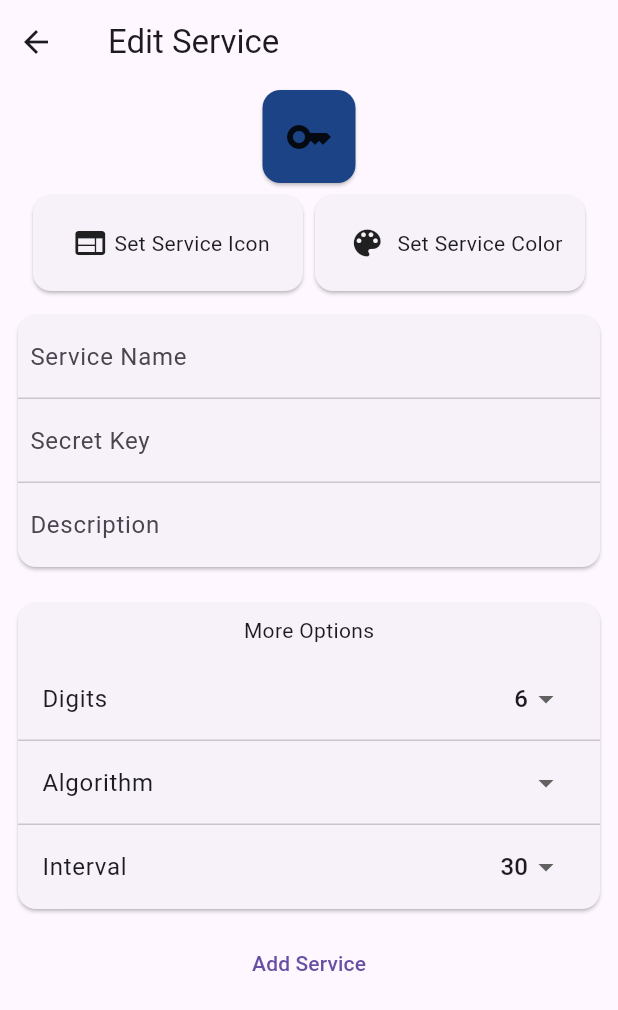
After one commit to ptgms/sekurity, a Flutter app: the EditService screen opened by its route, on a phone screen of 412 x 824 dp. The commit adds this screen. Shown: the top 1010 px of the screen. Run offline on Flutter 3.47's test engine with Material 2 defaults, Android fonts, the phone set to English and light mode, and no system bars; our stand-ins replace file_picker, fixnum, flutter_colorpicker, flutter_secure_storage, image_picker, qr_flutter and 2 more; missing offline and left inert: base32, dart_dash_otp, encrypt, protobuf, qr_code_scanner, reorderable_grid and 2 more; accounts and stored records are empty; generated files the repository leaves out were written again; statements that could not run were skipped; project files that could hold a hidden picture were left out.

Commit message:
prepare edit mode

```diff
--- /dev/null
+++ b/lib/editService.dart
@@ -0,0 +1,426 @@
+import 'dart:convert';
+import 'dart:io';
+
+import 'package:dart_dash_otp/dart_dash_otp.dart';
+import 'package:file_picker/file_picker.dart';
+import 'package:flutter/material.dart';
+import 'package:flutter/services.dart';
+import 'package:flutter_colorpicker/flutter_colorpicker.dart';
+import 'package:image_picker/image_picker.dart';
+import 'package:qr_code_scanner/qr_code_scanner.dart';
+import 'package:sekurity/main.dart';
+import 'package:sekurity/tools/platformtools.dart';
+import 'package:sekurity/tools/structtools.dart';
+import 'package:sekurity/tools/keymanagement.dart';
+import 'homescreen.dart';
+
+class EditService extends StatefulWidget {
+  const EditService({super.key});
+
+  @override
+  State<EditService> createState() => _EditServiceState();
+}
+
+class _EditServiceState extends State<EditService> {
+  ValueNotifier<KeyStruct> keyStruct =
+      ValueNotifier(KeyStruct(iconBase64: "", key: "", service: "", color: StructTools().randomColorGenerator(), description: ""));
+  var isEscaped = false;
+  @override
+  Widget build(BuildContext context) {
+    RawKeyboard.instance.addListener((RawKeyEvent event) {
+      // Escape = Cancel
+      if (isEscaped) return;
+      if (event.logicalKey == LogicalKeyboardKey.escape) {
+        isEscaped = true;
+        currentScreen = 0;
+        Navigator.of(context).pop();
+      }
+    });
+
+    var appBar = AppBar(
+      leading: Row(
+        mainAxisSize: MainAxisSize.min,
+        children: [
+          IconButton(
+            icon: const Icon(Icons.arrow_back),
+            onPressed: () {
+              Navigator.of(context).pop();
+              currentScreen = 0;
+            },
+          ),
+        ],
+      ),
+      title: Text(context.loc.edit_service_name),
+    );
+
+    return Scaffold(
+      appBar: appBar,
+      body: editService(context),
+    );
+  }
+
+  Widget editService(BuildContext context) {
+    return SizedBox(
+      height: double.infinity,
+      width: double.infinity,
+      child: Center(
+        child: Container(
+          constraints: const BoxConstraints(maxWidth: 500),
+          child: ListView(
+            scrollDirection: Axis.vertical,
+            children: [
+              Row(
+                mainAxisAlignment: MainAxisAlignment.center,
+                children: [
+                  ValueListenableBuilder(
+                    valueListenable: keyStruct,
+                    builder: (context, value, child) {
+                      return SizedBox(
+                          height: 70,
+                          width: 70,
+                          child: Card(
+                              color: value.color,
+                              child: Padding(
+                                padding: const EdgeInsets.all(8.0),
+                                child: (value.iconBase64 == "")
+                                    ? const Icon(
+                                        Icons.key,
+                                        size: 32.0,
+                                      )
+                                    : SizedBox(height: 32.0, width: 32.0, child: Image.memory(base64Decode(value.iconBase64))),
+                              )));
+                    },
+                  ),
+                ],
+              ),
+              Row(
+                mainAxisAlignment: MainAxisAlignment.center,
+                crossAxisAlignment: CrossAxisAlignment.center,
+                children: [
+                  Card(
+                    child: InkWell(
+                        onTap: () async {
+                          if (isPlatformMobile()) {
+                            // Image picker
+                            final ImagePicker picker = ImagePicker();
+                            final XFile? image = await picker.pickImage(source: ImageSource.gallery);
+                            if (image != null) {
+                              // Make image square and resize to 64x64
+                              var imageBytes = StructTools().cropAndResizeImage(base64Encode(await image.readAsBytes()));
+                              keyStruct.value.iconBase64 = await imageBytes;
+                            }
+                          } else {
+                            // File picker
+                            final FilePickerResult? result = await FilePicker.platform.pickFiles(
+                              type: FileType.image,
+                            );
+
+                            if (result != null) {
+                              final File file = File(result.files.single.path!);
+                              // Make image square and resize to 64x64
+                              var imageBytes = StructTools().cropAndResizeImage(base64Encode(await file.readAsBytes()));
+                              keyStruct.value.iconBase64 = await imageBytes;
+                            } else {
+                              // User canceled the picker
+                            }
+                          }
+                        },
+                        child: SizedBox(
+                          height: 64.0,
+                          width: 180.0,
+                          child: Padding(
+                            padding: const EdgeInsets.all(8.0),
+                            child: Row(
+                              mainAxisAlignment: MainAxisAlignment.center,
+                              children: [
+                                const SizedBox(height: 32.0, width: 32.0, child: Icon(Icons.web)),
+                                Text(context.loc.service_icon),
+                              ],
+                            ),
+                          ),
+                        )),
+                  ),
+                  Card(
+                    child: InkWell(
+                        onTap: () {
+                          // Dialog to select color
+                          showDialog(
+                              context: context,
+                              builder: (context) {
+                                return AlertDialog(
+                                  title: Text(context.loc.service_color_dialog),
+                                  content: SingleChildScrollView(
+                                    child: ColorPicker(
+                                      portraitOnly: true,
+                                      pickerAreaHeightPercent: 0.5,
+                                      labelTypes: const [ColorLabelType.rgb],
+                                      enableAlpha: false,
+                                      pickerColor: keyStruct.value.color,
+                                      onColorChanged: (color) {
+                                        keyStruct.value = KeyStruct(
+                                            iconBase64: keyStruct.value.iconBase64,
+                                            key: keyStruct.value.key,
+                                            service: keyStruct.value.service,
+                                            color: color,
+                                            description: keyStruct.value.description,
+                                            interval: keyStruct.value.interval,
+                                            eightDigits: keyStruct.value.eightDigits,
+                                            algorithm: keyStruct.value.algorithm);
+                                      },
+                                    ),
+                                  ),
+                                  actions: [
+                                    TextButton(
+                                      onPressed: () {
+                                        currentScreen = 0;
+                                        Navigator.of(context).pop();
+                                      },
+                                      child: Text(context.loc.dialog_close),
+                                    ),
+                                  ],
+                                );
+                              });
+                        },
+                        child: SizedBox(
+                          height: 64.0,
+                          width: 180.0,
+                          child: Padding(
+                            padding: const EdgeInsets.all(8.0),
+                            child: Row(
+                              mainAxisAlignment: MainAxisAlignment.center,
+                              children: [
+                                const Padding(
+                                  padding: EdgeInsets.all(8.0),
+                                  child: Icon(Icons.color_lens),
+                                ),
+                                Text(context.loc.service_color),
+                              ],
+                            ),
+                          ),
+                        )),
+                  )
+                ],
+              ),
+              Padding(
+                  padding: const EdgeInsets.all(8.0),
+                  child: Card(
+                    child: Column(
+                      children: [
+                        Padding(
+                          padding: const EdgeInsets.fromLTRB(8.0, 0.0, 8.0, 0.0),
+                          child: TextField(
+                            onChanged: (value) async {
+                              final defaultServices = await rootBundle.loadString('assets/services.json');
+                              // Structure: { "discord": { "color": 4283983346, "icon": "base64"} }
+
+                              var color = keyStruct.value.color;
+                              var icon = keyStruct.value.iconBase64;
+
+                              if (jsonDecode(defaultServices).containsKey(value.toLowerCase())) {
+                                // Get color and icon from json
+                                color = Color(jsonDecode(defaultServices)[value.toLowerCase()]["color"]);
+                                icon = jsonDecode(defaultServices)[value.toLowerCase()]["icon"];
+                              }
+
+                              keyStruct.value = KeyStruct(
+                                  iconBase64: icon,
+                                  key: keyStruct.value.key,
+                                  service: value,
+                                  color: color,
+                                  description: keyStruct.value.description,
+                                  interval: keyStruct.value.interval,
+                                  eightDigits: keyStruct.value.eightDigits,
+                                  algorithm: keyStruct.value.algorithm);
+                            },
+                            decoration: InputDecoration(border: InputBorder.none, labelText: context.loc.service_name),
+                          ),
+                        ),
+                        const Divider(
+                          height: 0,
+                        ),
+                        Padding(
+                          padding: const EdgeInsets.fromLTRB(8.0, 0.0, 8.0, 0.0),
+                          child: TextField(
+                            onChanged: (value) {
+                              keyStruct.value = KeyStruct(
+                                  iconBase64: keyStruct.value.iconBase64,
+                                  key: value,
+                                  service: keyStruct.value.service,
+                                  color: keyStruct.value.color,
+                                  description: keyStruct.value.description,
+                                  interval: keyStruct.value.interval,
+                                  eightDigits: keyStruct.value.eightDigits,
+                                  algorithm: keyStruct.value.algorithm);
+                            },
+                            decoration: InputDecoration(border: InputBorder.none, labelText: context.loc.service_key),
+                          ),
+                        ),
+                        const Divider(
+                          height: 0,
+                        ),
+                        Padding(
+                          padding: const EdgeInsets.fromLTRB(8.0, 0.0, 8.0, 0.0),
+                          child: TextField(
+                            onChanged: (value) {
+                              keyStruct.value = KeyStruct(
+                                  iconBase64: keyStruct.value.iconBase64,
+                                  key: keyStruct.value.key,
+                                  service: keyStruct.value.service,
+                                  color: keyStruct.value.color,
+                                  description: value,
+                                  interval: keyStruct.value.interval,
+                                  eightDigits: keyStruct.value.eightDigits,
+                                  algorithm: keyStruct.value.algorithm);
+                            },
+                            decoration: InputDecoration(border: InputBorder.none, labelText: context.loc.service_description),
+                          ),
+                        ),
+                      ],
+                    ),
+                  )),
+              Padding(
+                padding: const EdgeInsets.all(8.0),
+                child: Card(
+                  child: Column(children: [
+                    Padding(
+                      padding: const EdgeInsets.all(8.0),
+                      child: Text(context.loc.service_more_options),
+                    ),
+                    ListTile(
+                        title: Text(context.loc.service_digits),
+                        trailing: DropdownButton(
+                          underline: Container(),
+                          value: keyStruct.value.eightDigits,
+                          items: const [
+                            DropdownMenuItem(
+                              value: false,
+                              child: Text("6"),
+                            ),
+                            DropdownMenuItem(
+                              value: true,
+                              child: Text("8"),
+                            ),
+                          ],
+                          onChanged: (value) {
+                            setState(() {
+                              keyStruct.value = KeyStruct(
+                                  iconBase64: keyStruct.value.iconBase64,
+                                  key: keyStruct.value.key,
+                                  service: keyStruct.value.service,
+                                  color: keyStruct.value.color,
+                                  description: keyStruct.value.description,
+                                  interval: keyStruct.value.interval,
+                                  eightDigits: value ?? false,
+                                  algorithm: keyStruct.value.algorithm);
+                            });
+                          },
+                        )),
+                    const Divider(
+                      height: 0,
+                    ),
+                    ListTile(
+                        title: Text(context.loc.service_algorithm),
+                        trailing: DropdownButton(
+                          underline: Container(),
+                          value: keyStruct.value.algorithm,
+                          items: const [
+                            DropdownMenuItem(
+                              value: OTPAlgorithm.SHA1,
+                              child: Text("SHA1"),
+                            ),
+                            DropdownMenuItem(
+                              value: OTPAlgorithm.SHA256,
+                              child: Text("SHA256"),
+                            ),
+                            DropdownMenuItem(
+                              value: OTPAlgorithm.SHA512,
+                              child: Text("SHA512"),
+                            ),
+                          ],
+                          onChanged: (value) {
+                            setState(() {
+                              keyStruct.value = KeyStruct(
+                                  iconBase64: keyStruct.value.iconBase64,
+                                  key: keyStruct.value.key,
+                                  service: keyStruct.value.service,
+                                  color: keyStruct.value.color,
+                                  description: keyStruct.value.description,
+                                  interval: keyStruct.value.interval,
+                                  eightDigits: keyStruct.value.eightDigits,
+                                  algorithm: value ?? OTPAlgorithm.SHA1);
+                            });
+                          },
+                        )),
+                    const Divider(
+                      height: 0,
+                    ),
+                    ListTile(
+                      title: Text(context.loc.service_interval),
+                      trailing: DropdownButton(
+                        underline: Container(),
+                        value: keyStruct.value.interval,
+                        items: const [
+                          DropdownMenuItem(
+                            value: 30,
+                            child: Text("30"),
+                          ),
+                          DropdownMenuItem(
+                            value: 60,
+                            child: Text("60"),
+                          ),
+                        ],
+                        onChanged: (value) {
+                          setState(() {
+                            keyStruct.value = KeyStruct(
+                              iconBase64: keyStruct.value.iconBase64,
+                              key: keyStruct.value.key,
+                              service: keyStruct.value.service,
+                              color: keyStruct.value.color,
+                              description: keyStruct.value.description,
+                              eightDigits: keyStruct.value.eightDigits,
+                              interval: value ?? 30,
+                              algorithm: keyStruct.value.algorithm,
+                            );
+                          });
+                        },
+                      ),
+                    ),
+                  ]),
+                ),
+              ),
+              Row(
+                children: [
+                  Expanded(
+                    child: TextButton(
+                      onPressed: () async {
+                        // Check if service name and key are not empty
+                        if (keyStruct.value.service == "" || keyStruct.value.key == "") {
+                          ScaffoldMessenger.of(context).hideCurrentSnackBar();
+                          ScaffoldMessenger.of(context).showSnackBar(SnackBar(content: Text(context.loc.service_empty_error)));
+                          return;
+                        }
+                        if (!KeyManagement().isValidBase32(keyStruct.value.key)) {
+                          ScaffoldMessenger.of(context).hideCurrentSnackBar();
+                          ScaffoldMessenger.of(context).showSnackBar(SnackBar(content: Text(context.loc.service_invalid_key)));
+                          return;
+                        }
+                        // Add service to database
+                        if (await KeyManagement().addKeyManual(keyStruct.value)) {
+                          if (context.mounted) {
+                            currentScreen = 0;
+                            Navigator.of(context).pop();
+                          }
+                        }
+                      },
+                      child: Text(context.loc.add_service_name),
+                    ),
+                  )
+                ],
+              ),
+            ],
+          ),
+        ),
+      ),
+    );
+  }
+}
--- a/lib/main.dart
+++ b/lib/main.dart
@@ -1,5 +1,6 @@
 import 'package:flutter/material.dart';
 import 'package:flutter_secure_storage/flutter_secure_storage.dart';
+import 'package:sekurity/editService.dart';
 import 'package:sekurity/homescreen.dart';
 import 'package:flutter_gen/gen_l10n/app_localizations.dart';
 import 'package:sekurity/import_export.dart';
@@ -76,6 +77,7 @@ class SekurityState extends State<SekurityApp> with WidgetsBindingObserver {
             '/addService': (BuildContext context) => const AddService(),
             '/settings': (BuildContext context) => const Settings(),
             '/importExport': (BuildContext context) => const ImportExport(),
+            '/editService': (BuildContext context) => const EditService(),
           },
           themeMode: (mode == 0)
               ? ThemeMode.system
@@ -83,7 +85,7 @@ class SekurityState extends State<SekurityApp> with WidgetsBindingObserver {
                   ? ThemeMode.light
                   : ThemeMode.dark,
           theme: ThemeData(
-            primarySwatch: Colors.blue,
+            //primarySwatch: Colors.blue,
             useMaterial3: true,
           ),
           darkTheme: ThemeData.dark(
```
Also changed, not shown: l10n/app_en.arb (+7 -0 lines), lib/homescreen.dart (+96 -110 lines).
